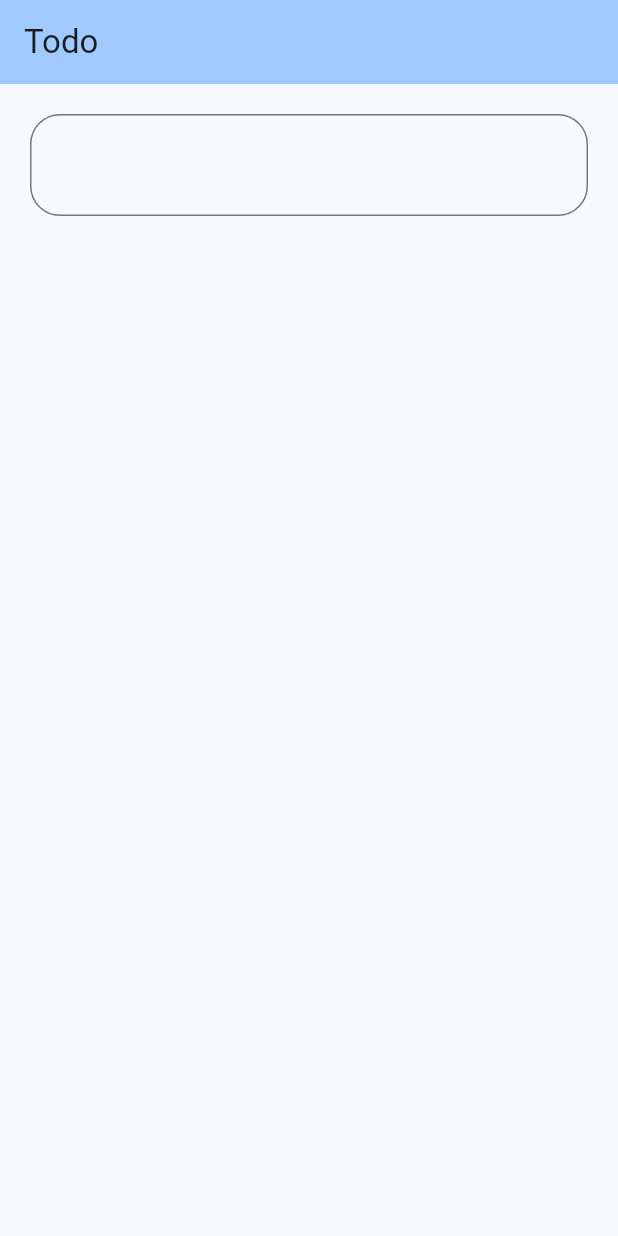
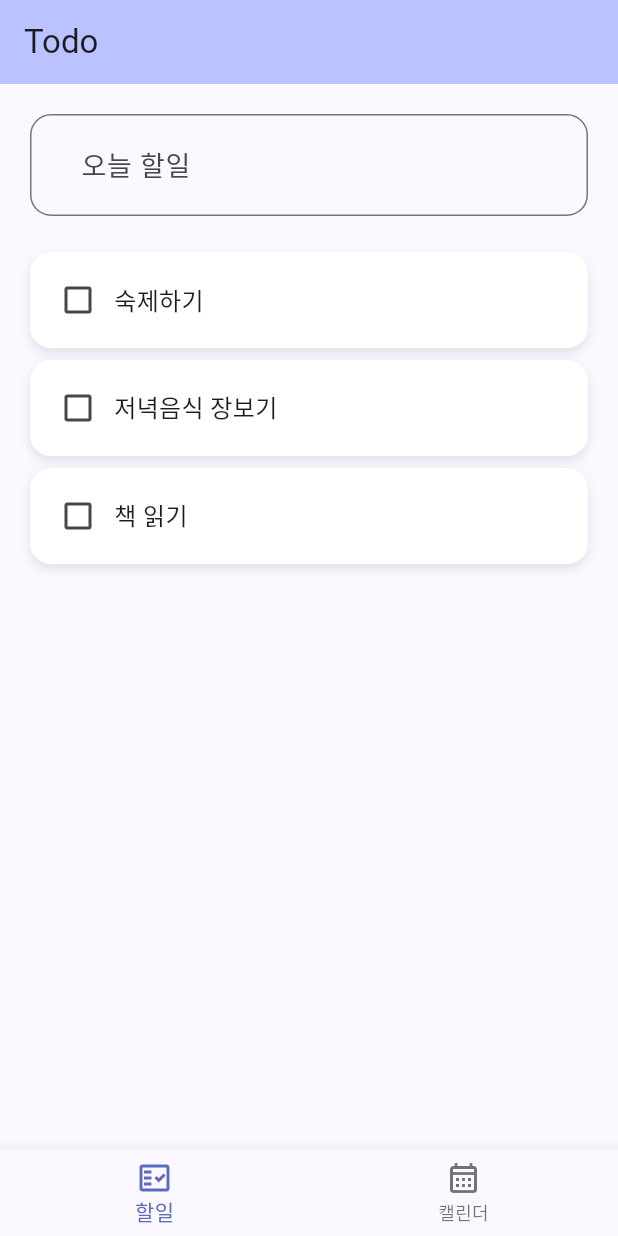
Before and after one commit to seojungah/flutter-todo, a Flutter app: the screen it shows after launch, on a phone screen of 412 x 824 dp. Run offline on Flutter 3.47's test engine with Material 2 defaults, Android fonts, the phone set to English and light mode, and no system bars; Roboto replaces fonts that are missing (ChosunNm).

Commit message:
S::publish todo list

```diff
--- a/lib/main.dart
+++ b/lib/main.dart
@@ -1,5 +1,6 @@
 import 'package:flutter/material.dart';
 import 'package:flutter_todo/screens/home_screen.dart';
+import 'package:flutter_todo/screens/schedule_screen.dart';
 
 void main() {
   runApp(const MyApp());
@@ -12,7 +13,9 @@ class MyApp extends StatelessWidget {
   @override
   Widget build(BuildContext context) {
     return MaterialApp(
-      title: 'TODO LIST',
+        title: 'TODO',
+
+        //COLOR_THEME
         theme: ThemeData(
           fontFamily: 'ChosunNm',
           brightness: Brightness.light,
@@ -22,10 +25,10 @@ class MyApp extends StatelessWidget {
             bodyLarge: TextStyle(fontSize: 18, color: Colors.black87),
           ),
           appBarTheme: const AppBarTheme(
-          color: Colors.blue,
+            color: Colors.indigo,
             iconTheme: IconThemeData(color: Colors.white),
           ),
-        colorScheme: ColorScheme.fromSeed(seedColor: Colors.blue),
+          colorScheme: ColorScheme.fromSeed(seedColor: Colors.indigo),
         ),
         darkTheme: ThemeData(
           textTheme: const TextTheme(
@@ -33,15 +36,72 @@ class MyApp extends StatelessWidget {
             bodyLarge: TextStyle(fontSize: 18, color: Colors.white70),
           ),
           appBarTheme: const AppBarTheme(
-          color: Colors.red,
+            color: Colors.teal,
             iconTheme: IconThemeData(color: Colors.white),
           ),
           colorScheme: ColorScheme.fromSeed(
-          seedColor: Colors.red,
+            seedColor: Colors.teal,
             brightness: Brightness.dark,
           ),
         ),
-      home: const HomeScreen(title: 'Todo'),
+
+        //SCREEN_PAGE
+        home: const HomePageNavigation());
+  }
+}
+
+class HomePageNavigation extends StatefulWidget {
+  const HomePageNavigation({super.key});
+
+  @override
+  State<HomePageNavigation> createState() => _HomePageNavigationState();
+}
+
+class _HomePageNavigationState extends State<HomePageNavigation> {
+  //navigation
+  int _selectedIndex = 0;
+
+  void _onItemTapped(int index) {
+    setState(() {
+      _selectedIndex = index;
+    });
+  }
+
+  //screen
+  static const List<Widget> _widgetOptions = <Widget>[
+    HomeScreen(),
+    ScheduleScreen()
+  ];
+
+  @override
+  Widget build(BuildContext context) {
+    return GestureDetector(
+      onTap: () {
+        FocusManager.instance.primaryFocus?.unfocus();
+      },
+      child: Scaffold(
+          appBar: AppBar(
+            backgroundColor: Theme.of(context).colorScheme.inversePrimary,
+            title: const Text("Todo"),
+          ),
+          body: _widgetOptions.elementAt(_selectedIndex),
+
+          //BOTTOM_NAVIGATION_BAR
+          bottomNavigationBar: BottomNavigationBar(
+            currentIndex: _selectedIndex,
+            selectedItemColor: Colors.indigo[400],
+            onTap: _onItemTapped,
+            items: const <BottomNavigationBarItem>[
+              BottomNavigationBarItem(
+                icon: Icon(Icons.fact_check_outlined),
+                label: '할일',
+              ),
+              BottomNavigationBarItem(
+                icon: Icon(Icons.calendar_month_outlined),
+                label: '캘린더',
+              ),
+            ],
+          )),
     );
   }
 }
--- a/lib/screens/home_screen.dart
+++ b/lib/screens/home_screen.dart
@@ -1,25 +1,34 @@
 import 'package:flutter/material.dart';
+//widget
 import 'package:flutter_todo/widgets/content_input_widget.dart';
+import 'package:flutter_todo/widgets/content_list_item.dart';
 
 class HomeScreen extends StatefulWidget {
-  const HomeScreen({super.key, required this.title});
-
-  final String title;
+  const HomeScreen({super.key});
 
   @override
   State<HomeScreen> createState() => _HomeScreenState();
 }
 
 class _HomeScreenState extends State<HomeScreen> {
+  final List<String> _todoList = ["숙제하기", "저녁음식 장보기", "책 읽기"];
+
+  // void initState() {
+  //   _todo_list = ;
+  //   super.initState();
+  // }
+
   @override
   Widget build(BuildContext context) {
-    return Scaffold(
-        appBar: AppBar(
-          backgroundColor: Theme.of(context).colorScheme.inversePrimary,
-          title: Text(widget.title),
-        ),
-        body: Column(
-          children: [ContentInputWidget()],
-        ));
+    return Column(
+      children: [
+        //TODO_INPUT
+        ContentInputWidget(),
+        //TODO_LIST
+        ListView(scrollDirection: Axis.vertical, shrinkWrap: true, children: [
+          ..._todoList.map((content) => ContentListItem(content: content))
+        ]),
+      ],
+    );
   }
 }
--- /dev/null
+++ b/lib/screens/schedule_screen.dart
@@ -0,0 +1,15 @@
+import 'package:flutter/material.dart';
+
+class ScheduleScreen extends StatefulWidget {
+  const ScheduleScreen({super.key});
+
+  @override
+  State<ScheduleScreen> createState() => _ScheduleScreenState();
+}
+
+class _ScheduleScreenState extends State<ScheduleScreen> {
+  @override
+  Widget build(BuildContext context) {
+    return Container();
+  }
+}
--- a/lib/widgets/content_input_widget.dart
+++ b/lib/widgets/content_input_widget.dart
@@ -11,9 +11,9 @@ class ContentInputWidget extends StatelessWidget {
         // obscureText: true,
         decoration: InputDecoration(
           border: OutlineInputBorder(
-              borderRadius: BorderRadius.all(Radius.circular(20))),
+              borderRadius: BorderRadius.all(Radius.circular(14))),
           contentPadding: EdgeInsets.symmetric(horizontal: 30, vertical: 20),
-          labelText: '',
+          labelText: '오늘 할일',
           hintText: '오늘의 할일을 적어 보세요!',
         ),
       ),
--- /dev/null
+++ b/lib/widgets/content_list_item.dart
@@ -0,0 +1,44 @@
+import 'package:flutter/material.dart';
+
+class ContentListItem extends StatefulWidget {
+  const ContentListItem({super.key, required this.content});
+  final String content;
+
+  @override
+  State<ContentListItem> createState() => _ContentListItemState();
+}
+
+class _ContentListItemState extends State<ContentListItem> {
+  bool isChecked = false;
+
+  @override
+  Widget build(BuildContext context) {
+    return Container(
+      margin: const EdgeInsets.symmetric(vertical: 4, horizontal: 20),
+      padding: const EdgeInsets.all(8),
+      decoration: const BoxDecoration(
+          borderRadius: BorderRadius.all(Radius.circular(14)),
+          color: Colors.white,
+          boxShadow: [
+            BoxShadow(
+                blurRadius: 5,
+                offset: Offset(0, 3),
+                color: Color.fromRGBO(0, 0, 0, 0.1))
+          ]),
+      child: Row(
+        children: [
+          Checkbox(
+            value: isChecked,
+            onChanged: (value) => setState(() {
+              isChecked = !isChecked;
+            }),
+          ),
+          Text(
+            widget.content,
+            style: const TextStyle(fontSize: 16),
+          )
+        ],
+      ),
+    );
+  }
+}
```
Lines whose indentation alone changed are shown as unchanged.
